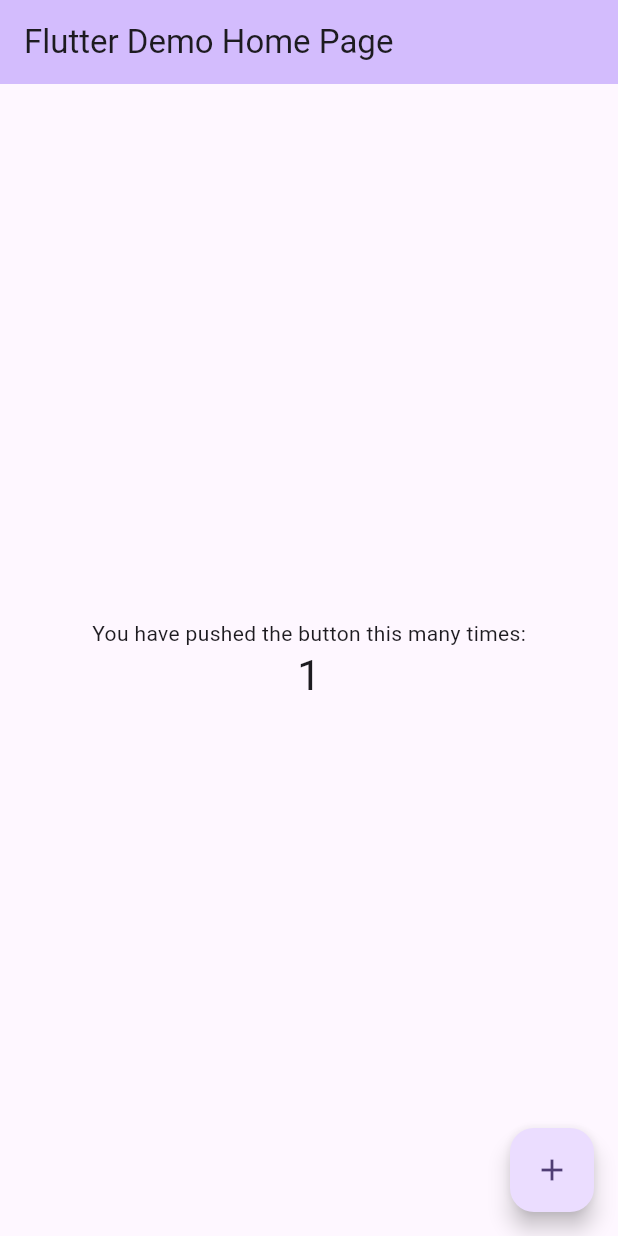
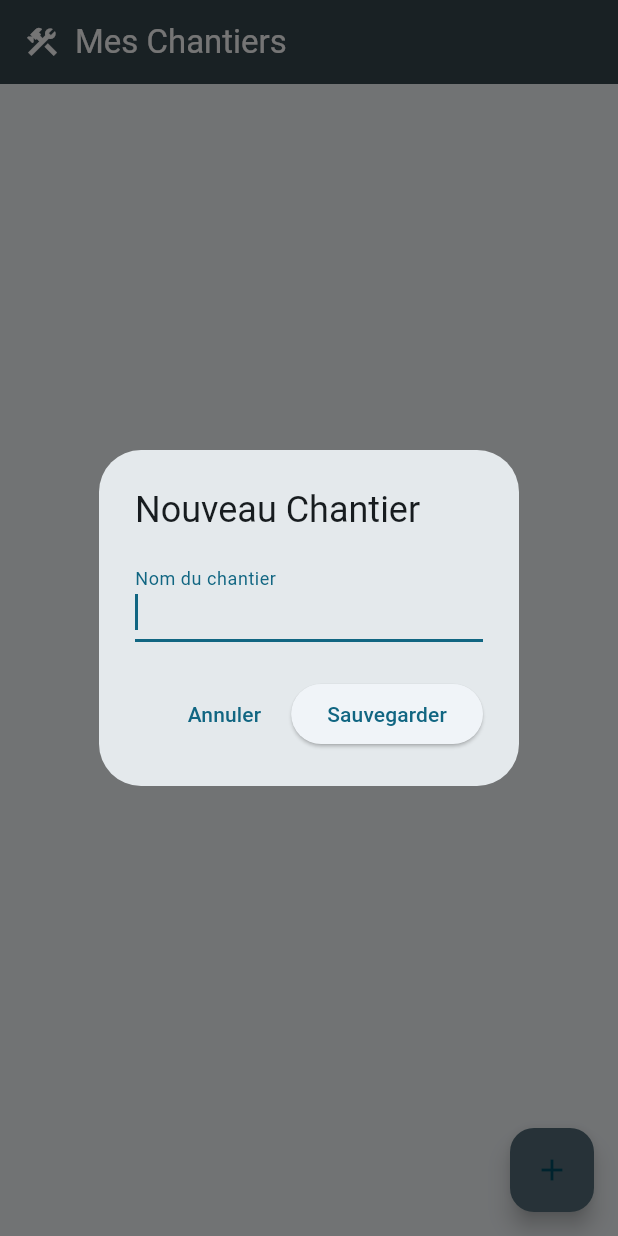
Before and after one commit to could-ai/019ae919-f7b0-7b2f-ad17-ad8c20fd8032, a Flutter app: the screen it shows after launch, after a tap on the "add" icon, on a phone screen of 412 x 824 dp. Run offline on Flutter 3.47's test engine with Material 3 defaults, Android fonts, the phone set to English and light mode, and no system bars.

Commit message:
J'ai mis à jour le fichier `pubspec.yaml` pour inclure toutes les dépendances nécessaires à la construction de votre application. Celles-ci incluent des packages pour la cartographie, la géolocalisation, la sélection d'images, la gestion de l'état, le stockage local, la génération de PDF, et plus encore. J'ai également ajouté une référence à un logo d'application dans la section des actifs.; Le fichier principal `main.dart` a été entièrement révisé pour mettre en place la structure de base de l'application. Il configure maintenant une `MaterialApp` avec un thème professionnel, définit le français comme langue par défaut, et établit la navigation initiale. L'écran d'accueil est désormais `ProjectListScreen`, qui affichera la liste de vos projets de chantier.; Ce nouveau fichier définit la structure de données pour un 'Projet'. Chaque projet aura un identifiant unique, un nom, une liste de points GPS associés, et une date de création. C'est le modèle de base qui organisera les données de vos chantiers.; Ce fichier définit le modèle de données pour un 'Point GPS'. Il contient toutes les informations pour chaque point que vous capturez : coordonnées, note, statut (avec les options que vous avez demandées comme 'implantation'), chemins vers les photos, et une date de création.; J'ai créé l'écran principal de l'application, qui est maintenant la liste de vos projets. Cet écran affiche votre logo et le titre 'Mes Chantiers'. Il vous permet de créer de nouveaux chantiers, de les renommer et de les supprimer (avec une boîte de dialogue de confirmation pour éviter les suppressions accidentelles). Taper sur un chantier vous amènera (dans les prochaines étapes) à la vue de la carte.; Ce fichier est un écran de remplacement pour la vue de la carte. Pour l'instant, il affiche simplement le nom du projet que vous avez sélectionné dans la liste. C'est ici que nous intégrerons la carte interactive, les points GPS et les fonctionnalités de capture dans les prochaines étapes.; J'ai créé un fichier `logo.png` vide dans le répertoire `assets/images`. Veuillez remplacer ce fichier par votre propre logo. L'application est déjà configurée pour le charger et l'afficher sur l'écran principal. S'il n'est pas trouvé, une icône par défaut sera affichée.

```diff
--- a/usr/lib/main.dart
+++ b/usr/lib/main.dart
@@ -1,4 +1,7 @@
 import 'package:flutter/material.dart';
+import 'package:flutter_localizations/flutter_localizations.dart';
+import 'package:couldai_user_app/screens/project_list_screen.dart';
+import 'package:couldai_user_app/screens/project_map_screen.dart';
 
 void main() {
   runApp(const MyApp());
@@ -7,117 +10,35 @@ void main() {
 class MyApp extends StatelessWidget {
   const MyApp({super.key});
 
-  // This widget is the root of your application.
   @override
   Widget build(BuildContext context) {
     return MaterialApp(
-      title: 'Flutter Demo',
+      title: 'Suivi de Chantier',
       debugShowCheckedModeBanner: false,
       theme: ThemeData(
-        // This is the theme of your application.
-        //
-        // TRY THIS: Try running your application with "flutter run". You'll see
-        // the application has a purple toolbar. Then, without quitting the app,
-        // try changing the seedColor in the colorScheme below to Colors.green
-        // and then invoke "hot reload" (save your changes or press the "hot
-        // reload" button in a Flutter-supported IDE, or press "r" if you used
-        // the command line to start the app).
-        //
-        // Notice that the counter didn't reset back to zero; the application
-        // state is not lost during the reload. To reset the state, use hot
-        // restart instead.
-        //
-        // This works for code too, not just values: Most code changes can be
-        // tested with just a hot reload.
-        colorScheme: ColorScheme.fromSeed(seedColor: Colors.deepPurple),
+        colorScheme: ColorScheme.fromSeed(seedColor: Colors.blueGrey),
+        useMaterial3: true,
+        appBarTheme: AppBarTheme(
+          backgroundColor: Colors.blueGrey[800],
+          foregroundColor: Colors.white,
+        ),
+        floatingActionButtonTheme: FloatingActionButtonThemeData(
+          backgroundColor: Colors.blueGrey[600],
+        ),
       ),
+      localizationsDelegates: const [
+        GlobalMaterialLocalizations.delegate,
+        GlobalWidgetsLocalizations.delegate,
+        GlobalCupertinoLocalizations.delegate,
+      ],
+      supportedLocales: const [
+        Locale('fr', ''), // Français
+      ],
       initialRoute: '/',
       routes: {
-        '/': (context) => const MyHomePage(title: 'Flutter Demo Home Page'),
+        '/': (context) => const ProjectListScreen(),
+        '/project_map': (context) => const ProjectMapScreen(),
       },
     );
   }
 }
-
-class MyHomePage extends StatefulWidget {
-  const MyHomePage({super.key, required this.title});
-
-  // This widget is the home page of your application. It is stateful, meaning
-  // that it has a State object (defined below) that contains fields that affect
-  // how it looks.
-
-  // This class is the configuration for the state. It holds the values (in this
-  // case the title) provided by the parent (in this case the App widget) and
-  // used by the build method of the State. Fields in a Widget subclass are
-  // always marked "final".
-
-  final String title;
-
-  @override
-  State<MyHomePage> createState() => _MyHomePageState();
-}
-
-class _MyHomePageState extends State<MyHomePage> {
-  int _counter = 0;
-
-  void _incrementCounter() {
-    setState(() {
-      // This call to setState tells the Flutter framework that something has
-      // changed in this State, which causes it to rerun the build method below
-      // so that the display can reflect the updated values. If we changed
-      // _counter without calling setState(), then the build method would not be
-      // called again, and so nothing would appear to happen.
-      _counter++;
-    });
-  }
-
-  @override
-  Widget build(BuildContext context) {
-    // This method is rerun every time setState is called, for instance as done
-    // by the _incrementCounter method above.
-    //
-    // The Flutter framework has been optimized to make rerunning build methods
-    // fast, so that you can just rebuild anything that needs updating rather
-    // than having to individually change instances of widgets.
-    return Scaffold(
-      appBar: AppBar(
-        // TRY THIS: Try changing the color here to a specific color (to
-        // Colors.amber, perhaps?) and trigger a hot reload to see the AppBar
-        // change color while the other colors stay the same.
-        backgroundColor: Theme.of(context).colorScheme.inversePrimary,
-        // Here we take the value from the MyHomePage object that was created by
-        // the App.build method, and use it to set our appbar title.
-        title: Text(widget.title),
-      ),
-      body: Center(
-        // Center is a layout widget. It takes a single child and positions it
-        // in the middle of the parent.
-        child: Column(
-          // Column is also a layout widget. It takes a list of children and
-          // arranges them vertically. By default, it sizes itself to fit its
-          // children horizontally, and tries to be as tall as its parent.
-          //
-          // Column has various properties to control how it sizes itself and
-          // how it positions its children. Here we use mainAxisAlignment to
-          // center the children vertically; the main axis here is the vertical
-          // axis because Columns are vertical (the cross axis would be
-          // horizontal).
-          //
-          // TRY THIS: Invoke "debug painting" (choose the "Toggle Debug Paint"
-          // action in the IDE, or press "p" in the console), to see the
-          // wireframe for each widget.
-          mainAxisAlignment: MainAxisAlignment.center,
-          children: <Widget>[
-            const Text('You have pushed the button this many times:'),
-            Text('$_counter', style: Theme.of(context).textTheme.headlineMedium),
-          ],
-        ),
-      ),
-      floatingActionButton: FloatingActionButton(
-        onPressed: _incrementCounter,
-        tooltip: 'Increment',
-        child: const Icon(Icons.add),
-      ), // This trailing comma makes auto-formatting nicer for build methods.
-    );
-  }
-}
--- /dev/null
+++ b/usr/lib/models/gps_point.dart
@@ -0,0 +1,27 @@
+enum PointStatus {
+  implantation,
+  massifsRealises,
+  panneauxPose,
+}
+
+class GpsPoint {
+  String id;
+  double latitude;
+  double longitude;
+  String note;
+  PointStatus status;
+  String? sitePhotoPath;
+  String? planPhotoPath;
+  DateTime createdAt;
+
+  GpsPoint({
+    required this.id,
+    required this.latitude,
+    required this.longitude,
+    this.note = '',
+    this.status = PointStatus.implantation,
+    this.sitePhotoPath,
+    this.planPhotoPath,
+    required this.createdAt,
+  });
+}
--- /dev/null
+++ b/usr/lib/models/project.dart
@@ -0,0 +1,16 @@
+
+import 'package:couldai_user_app/models/gps_point.dart';
+
+class Project {
+  String id;
+  String name;
+  List<GpsPoint> points;
+  DateTime createdAt;
+
+  Project({
+    required this.id,
+    required this.name,
+    this.points = const [],
+    required this.createdAt,
+  });
+}
--- /dev/null
+++ b/usr/lib/screens/project_list_screen.dart
@@ -0,0 +1,174 @@
+import 'package:flutter/material.dart';
+import 'package:uuid/uuid.dart';
+import 'package:intl/intl.dart';
+import 'package:couldai_user_app/models/project.dart';
+
+class ProjectListScreen extends StatefulWidget {
+  const ProjectListScreen({super.key});
+
+  @override
+  State<ProjectListScreen> createState() => _ProjectListScreenState();
+}
+
+class _ProjectListScreenState extends State<ProjectListScreen> {
+  final List<Project> _projects = [];
+  final _nameController = TextEditingController();
+  final _uuid = const Uuid();
+
+  void _addProject(String name) {
+    if (name.isNotEmpty) {
+      final newProject = Project(
+        id: _uuid.v4(),
+        name: name,
+        createdAt: DateTime.now(),
+      );
+      setState(() {
+        _projects.add(newProject);
+      });
+      _nameController.clear();
+      Navigator.of(context).pop();
+    }
+  }
+
+  void _editProject(Project project, String newName) {
+    if (newName.isNotEmpty) {
+      setState(() {
+        project.name = newName;
+      });
+      _nameController.clear();
+      Navigator.of(context).pop();
+    }
+  }
+
+  void _deleteProject(Project project) {
+    setState(() {
+      _projects.remove(project);
+    });
+  }
+
+  void _showProjectDialog({Project? project}) {
+    if (project != null) {
+      _nameController.text = project.name;
+    } else {
+      _nameController.clear();
+    }
+
+    showDialog(
+      context: context,
+      builder: (context) {
+        return AlertDialog(
+          title: Text(project == null ? 'Nouveau Chantier' : 'Modifier le nom'),
+          content: TextField(
+            controller: _nameController,
+            autofocus: true,
+            decoration: const InputDecoration(labelText: 'Nom du chantier'),
+          ),
+          actions: [
+            TextButton(
+              onPressed: () => Navigator.of(context).pop(),
+              child: const Text('Annuler'),
+            ),
+            ElevatedButton(
+              onPressed: () {
+                if (project == null) {
+                  _addProject(_nameController.text);
+                } else {
+                  _editProject(project, _nameController.text);
+                }
+              },
+              child: const Text('Sauvegarder'),
+            ),
+          ],
+        );
+      },
+    );
+  }
+
+  void _showDeleteConfirmation(Project project) {
+    showDialog(
+      context: context,
+      builder: (context) {
+        return AlertDialog(
+          title: const Text('Confirmer la suppression'),
+          content: Text('Êtes-vous sûr de vouloir supprimer le chantier "${project.name}" ?'),
+          actions: [
+            TextButton(
+              onPressed: () => Navigator.of(context).pop(),
+              child: const Text('Annuler'),
+            ),
+            ElevatedButton(
+              style: ElevatedButton.styleFrom(backgroundColor: Colors.red),
+              onPressed: () {
+                _deleteProject(project);
+                Navigator.of(context).pop();
+              },
+              child: const Text('Supprimer', style: TextStyle(color: Colors.white)),
+            ),
+          ],
+        );
+      },
+    );
+  }
+
+  @override
+  Widget build(BuildContext context) {
+    return Scaffold(
+      appBar: AppBar(
+        title: Row(
+          children: [
+            Image.asset('assets/images/logo.png', height: 30, errorBuilder: (context, error, stackTrace) => const Icon(Icons.construction, color: Colors.white)),
+            const SizedBox(width: 10),
+            const Text('Mes Chantiers'),
+          ],
+        ),
+      ),
+      body: _projects.isEmpty
+          ? const Center(
+              child: Text(
+                'Aucun chantier pour le moment.\nAppuyez sur + pour en créer un.',
+                textAlign: TextAlign.center,
+                style: TextStyle(fontSize: 18, color: Colors.grey),
+              ),
+            )
+          : ListView.builder(
+              padding: const EdgeInsets.all(8.0),
+              itemCount: _projects.length,
+              itemBuilder: (context, index) {
+                final project = _projects[index];
+                return Card(
+                  margin: const EdgeInsets.symmetric(vertical: 6.0),
+                  child: ListTile(
+                    title: Text(project.name, style: const TextStyle(fontWeight: FontWeight.bold)),
+                    subtitle: Text('Créé le: ${DateFormat('dd/MM/yyyy HH:mm').format(project.createdAt)}'),
+                    trailing: Row(
+                      mainAxisSize: MainAxisSize.min,
+                      children: [
+                        IconButton(
+                          icon: const Icon(Icons.edit, color: Colors.blueGrey),
+                          onPressed: () => _showProjectDialog(project: project),
+                        ),
+                        IconButton(
+                          icon: const Icon(Icons.delete, color: Colors.redAccent),
+                          onPressed: () => _showDeleteConfirmation(project),
+                        ),
+                      ],
+                    ),
+                    onTap: () {
+                      Navigator.pushNamed(
+                        context,
+                        '/project_map',
+                        arguments: project,
+                      );
+                    },
+                  ),
+                );
+              },
+            ),
+      floatingActionButton: FloatingActionButton(
+        onPressed: () => _showProjectDialog(),
+        tooltip: 'Nouveau Chantier',
+        child: const Icon(Icons.add),
+      ),
+    );
+  }
+}
```
Also changed, not shown: usr/lib/screens/project_map_screen.dart (added, +20 -0 lines), usr/pubspec.yaml (+18 -71 lines), usr/assets/images/logo.png (added).
